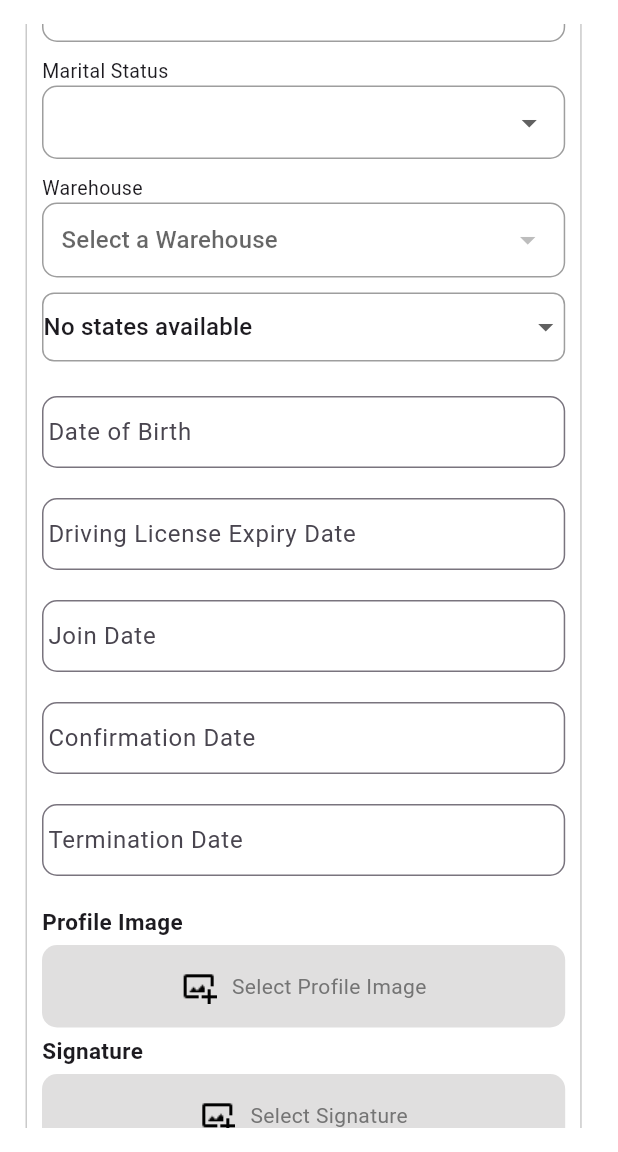
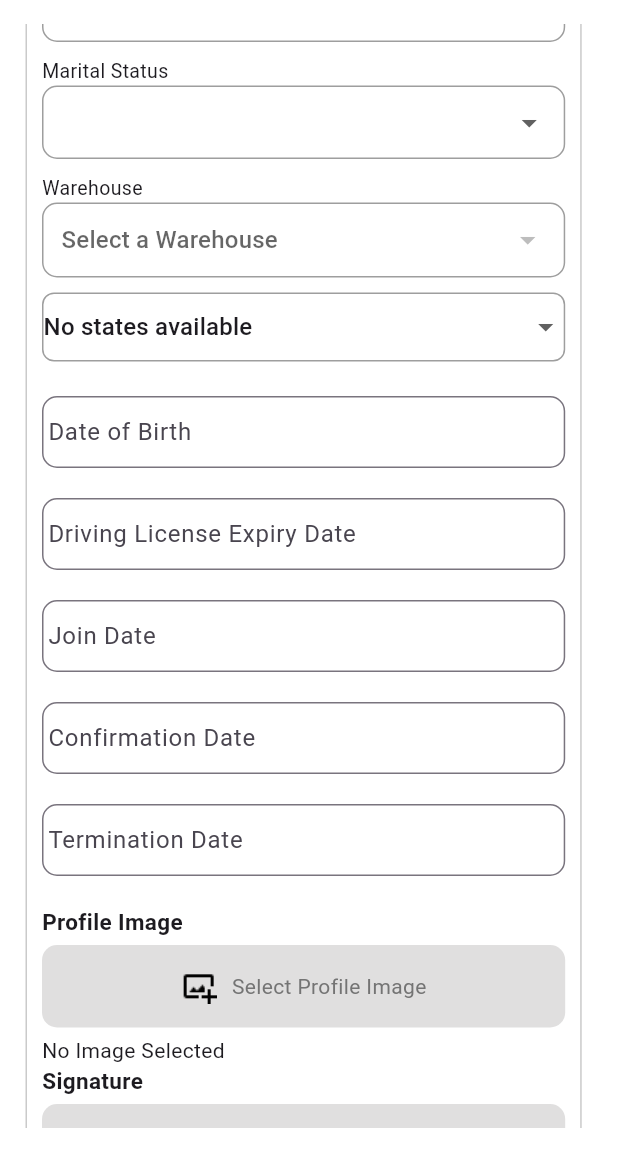
Before and after one commit to HaripriyaKS22/CRM_Project, a Flutter app: the Staff_Update screen opened directly with empty values, scrolled down 1152 dp, on a phone screen of 412 x 824 dp, the part 84-1236 px from its top. Run offline on Flutter 3.47's test engine with Material 3 defaults, Android fonts, the phone set to English and light mode, and no system bars; our stand-ins replace dropdown_button2, file_picker, fl_chart, flutter_colorpicker, image_picker, open_file and 4 more; missing offline and left inert: dart_jsonwebtoken, excel; accounts and stored records are empty; network calls fail; project files that could hold a hidden picture were left out.

Commit message:
Your commit message

```diff
--- a/lib/pages/ACCOUNTS/add_product_variant.dart
+++ b/lib/pages/ACCOUNTS/add_product_variant.dart
@@ -250,7 +250,7 @@ class _add_product_variantState extends State<add_product_variant> {
               DataCell(
                 variant['variant_images']?.isNotEmpty == true
                     ? Image.network(
-                        '${variant['image']}',
+                        '${api}${variant['image']}',
                         width: 50,
                         height: 40,
                         fit: BoxFit.cover,
@@ -592,7 +592,7 @@ class _add_product_variantState extends State<add_product_variant> {
       },
     );
 
-
+print(response.body);
     if (response.statusCode == 200) {
       final parsed = jsonDecode(response.body);
       var productData = parsed['products']; // Map of the product
@@ -609,6 +609,7 @@ class _add_product_variantState extends State<add_product_variant> {
             }
           } else if (widget.type == 'variant') {
             variantProducts = List<Map<String, dynamic>>.from(variantIDs); // List of variants
+            print("variantProducts$variantProducts");
             if (variantProducts.isNotEmpty) {
               product.text = variantProducts[0]['name'] ?? '';
 
--- a/lib/pages/ACCOUNTS/new_product.dart
+++ b/lib/pages/ACCOUNTS/new_product.dart
@@ -284,7 +284,8 @@ double landingPriceValue = 0.0;
 
       // Print the response status and body for debugging
 
-
+      print(responseData.statusCode);
+      print(responseData.body);
 
       if (responseData.statusCode == 201) {
         // Parse the response body
--- a/lib/pages/ACCOUNTS/order_request.dart
+++ b/lib/pages/ACCOUNTS/order_request.dart
@@ -185,7 +185,7 @@ var warehouse;
     final token = await gettokenFromPrefs();
      warehouse = await getwarehouseFromPrefs();
 
-
+    print("warehouse$warehouse");
 
     // Build the base body object
     Map<String, dynamic> requestBody = {
--- a/lib/pages/ACCOUNTS/update_staff.dart
+++ b/lib/pages/ACCOUNTS/update_staff.dart
@@ -117,6 +117,7 @@ Future<void> getwarehouse() async {
         }
         setState(() {
           Warehouses = warehouselist;
+          print(Warehouses);
 
         });
       }
@@ -259,6 +260,9 @@ Future<void> getwarehouse() async {
 
 
    File? selectedImage;
+      File? selectedImagee;
+      File? selectedSignatureImagee;
+
 
   void imageSelect() async {
     try {
@@ -451,15 +455,15 @@ Future<void> getstaff() async {
           join_date.text = staffData['join_date'] ?? '';
           confirmation_date.text = staffData['confirmation_date'] ?? '';
           termination_date.text = staffData['termination_date'] ?? '';
-          selectedImage=staffData['image'] != null
+          selectedImagee=staffData['image'] != null
               ? File(staffData['image'])
               : null;
-            selectedSignatureImage = staffData['signatur_up'] != null
+            selectedSignatureImagee = staffData['signatur_up'] != null
               ? File(staffData['signatur_up'])
               : null;
 
 
-
+          selectedwarehouseId=staffData['warehouse_id'] ?? 0;
 
           // Initialize date variables from API data
           selectedDateOfBirth = staffData['date_of_birth'] != null
@@ -541,7 +545,7 @@ Future<void> updateStaffImage(
       var streamedResponse = await request.send();
       var response = await http.Response.fromStream(streamedResponse);
 
-
+      print("image update response: ${response.body}");
 
       // Handle response based on status code
       if (response.statusCode == 200) {
@@ -589,8 +593,10 @@ Future<void> updateStaffImage(
   }
   // Function to remove the selected image
   void removeSignatureImage() {
+    print('remove image');
     setState(() {
       selectedSignatureImage = null;
+
     });
   }
 
@@ -1263,19 +1269,30 @@ Text("Profile Image",
                                   height: 5,
                                 ),
 // If signature image is selected, show image with remove icon
+Column(
+    children: [
       if (selectedImage != null)
         Stack(
           alignment: Alignment.topRight,
           children: [
-      selectedImage!.path.startsWith('/')
-          ? Image.file(
+            Image.file(
               File(selectedImage!.path),
               width: 100,
               height: 100,
               fit: BoxFit.cover,
+            ),
+            IconButton(
+              icon: Icon(Icons.close, color: Colors.red),
+              onPressed: removeImage,
+            ),
+          ],
         )
-          : Image.network(
-              selectedImage!.path,
+      else if (selectedImagee != null)  // Ensure selectedImagee is also not null
+        Stack(
+          alignment: Alignment.topRight,
+          children: [
+            Image.network(
+              '$api${selectedImagee!.path}',
               width: 100,
               height: 100,
               fit: BoxFit.cover,
@@ -1311,8 +1328,11 @@ if (selectedImage != null)
               onPressed: removeImage,
             ),
           ],
-  ),
-
+        )
+      else
+        Text("No Image Selected"), // Show a default text if both are null
+    ],
+  ),
 
 
 
@@ -1352,21 +1372,32 @@ if (selectedImage != null)
                           ),
                         ),
 
-                        // If signature image is selected, show image with remove icon
-                     // If signature image is selected, show image with remove icon
+
+SizedBox(height: 5),
+Column(
+    children: [
       if (selectedSignatureImage != null)
         Stack(
           alignment: Alignment.topRight,
           children: [
-      selectedSignatureImage!.path.startsWith('/')
-          ? Image.file(
+            Image.file(
               File(selectedSignatureImage!.path),
               width: 100,
               height: 100,
               fit: BoxFit.cover,
+            ),
+            IconButton(
+              icon: Icon(Icons.close, color: Colors.red),
+              onPressed: removeSignatureImage,
+            ),
+          ],
         )
-          : Image.network(
-              selectedSignatureImage!.path,
+      else if (selectedSignatureImagee != null)  // Ensure selectedImagee is also not null
+        Stack(
+          alignment: Alignment.topRight,
+          children: [
+            Image.network(
+              '$api${selectedSignatureImagee!.path}',
               width: 100,
               height: 100,
               fit: BoxFit.cover,
@@ -1402,7 +1433,15 @@ if (selectedSignatureImage != null)
               onPressed: removeSignatureImage,
             ),
           ],
-  ),
+        )
+      else
+        Text("No Image Selected"), // Show a default text if both are null
+    ],
+  ),
+
+                        // If signature image is selected, show image with remove icon
+                     // If signature image is selected, show image with remove icon
+
 
 SizedBox(height: 8,),
  Container(
--- a/lib/pages/api.dart
+++ b/lib/pages/api.dart
@@ -1 +1 @@
-var api="https://bepocart.in";
+var api="https://launches-completely-deutsch-bush.trycloudflare.com";
```
Also changed, not shown: lib/pages/ACCOUNTS/update_peoduct.dart (+5 -2 lines). Lines whose indentation alone changed are shown as unchanged.
